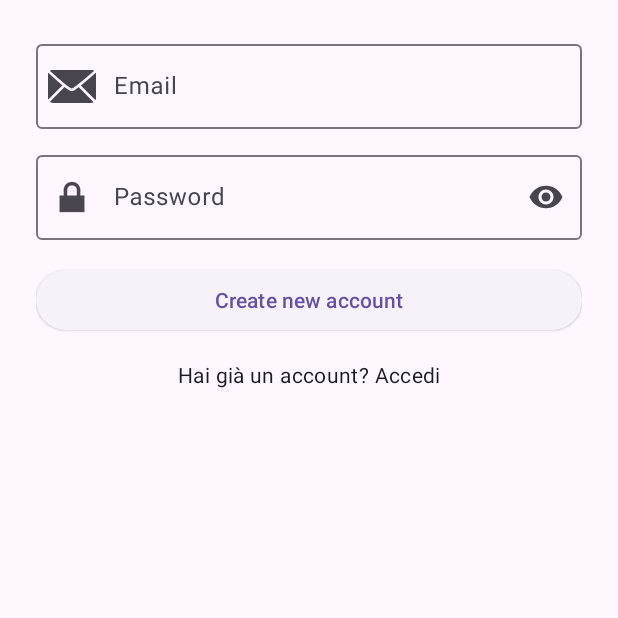
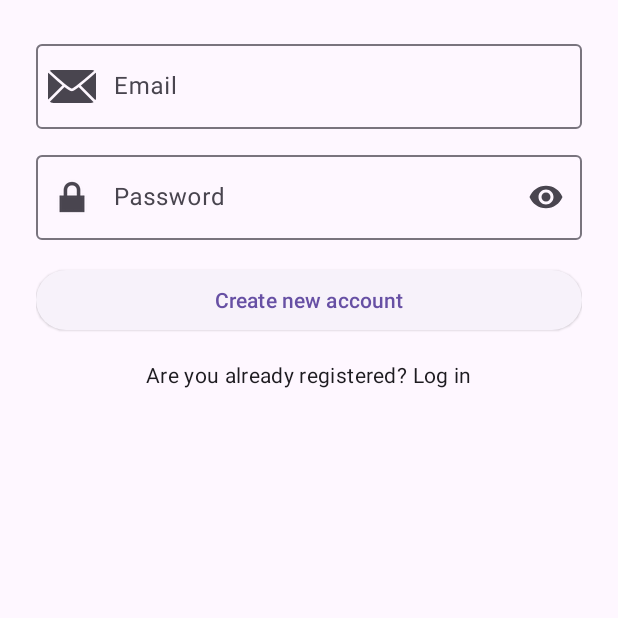
Before and after one commit to Nicoletta-Leuzzi/Beagle, an Android app: the RegisterFragment screen opened through its navigation route, on a phone screen of 412 x 824 dp, the top half of it. Run offline under Robolectric (Android 15) with nearby library versions, the phone set to English and light mode, and no system bars; our stand-ins replace Firebase (no records; nobody signed in at launch, a user with empty details on screens opened directly), Room's generated code; 1 statement that could not run was skipped.

Commit message:
Aggiornato strings per EN e IT
Spostato traduzioni italiane dal file inglese e integrato traduzioni mancanti.

```diff
--- a/app/src/main/res/values/strings.xml
+++ b/app/src/main/res/values/strings.xml
@@ -7,9 +7,7 @@
     <string name="btn_login">Login</string>
     <string name="btn_register">Create new account</string>
     <string name="btn_logout">Logout</string>
-    <string name="please_wait">Attendere…</string>
-    <string name="welcome">Benvenuta/o</string>
-    <string name="already_registered">Hai già un account? Accedi</string>
+    <string name="welcome">Welcome</string>
 
     <!-- Navigazione testo -->
     <string name="tv_go_register">You don\'t have an account? Register</string>
@@ -22,10 +20,8 @@
     <string name="no_text">Write a question to the AI regarding your pet</string>
 
     <!-- Messaggi di esito -->
-    <string name="login_success">Login effettuato!</string>
-    <string name="register_success">Registrazione completata!</string>
 
-    <string name="no_pet">You don\'t have a pet saved, add one</string>
+    <string name="no_pet">No pets saved. Add one to get started.</string>
     <string name="add_pet_button">Add a new pet</string>
     <string name="conversations_history_title">Chat</string>
 
@@ -35,9 +31,6 @@
 
     <!-- Errori Login/Register -->
     <string name="error_email_login">Inserisci un\'email valida.</string>
-    <string name="error_password_login">La password deve avere almeno 6 caratteri.</string>
-    <string name="error_collision_user">Utente già registrato</string>
-    <string name="error_unexpected">Si è verificato un errore inatteso. Riprova.</string>
 
     <!-- Google Sign-In: verrà sovrascritto dal plugin se presente google-services.json -->
     <string name="default_web_client_id">REPLACE_WITH_YOUR_WEB_CLIENT_ID</string>
@@ -49,5 +42,12 @@
     <string name="forgot_password">Forgot password?</string>
     <string name="or">or</string>
     <string name="continue_with_google">Continue with Google</string>
+    <string name="delete">Delete</string>
+    <string name="please_wait">Please wait...</string>
+    <string name="already_registered">Are you already registered? Log in</string>
+    <string name="login_success">Login Successful</string>
+    <string name="error_password_login">Password must contain at least 6 characters.</string>
+    <string name="error_collision_user">This user is already registered.</string>
+    <string name="error_unexpected">An unexpected error occurred. Please try again.</string>
 
 </resources>
```
Also changed, not shown: 1 other file.
